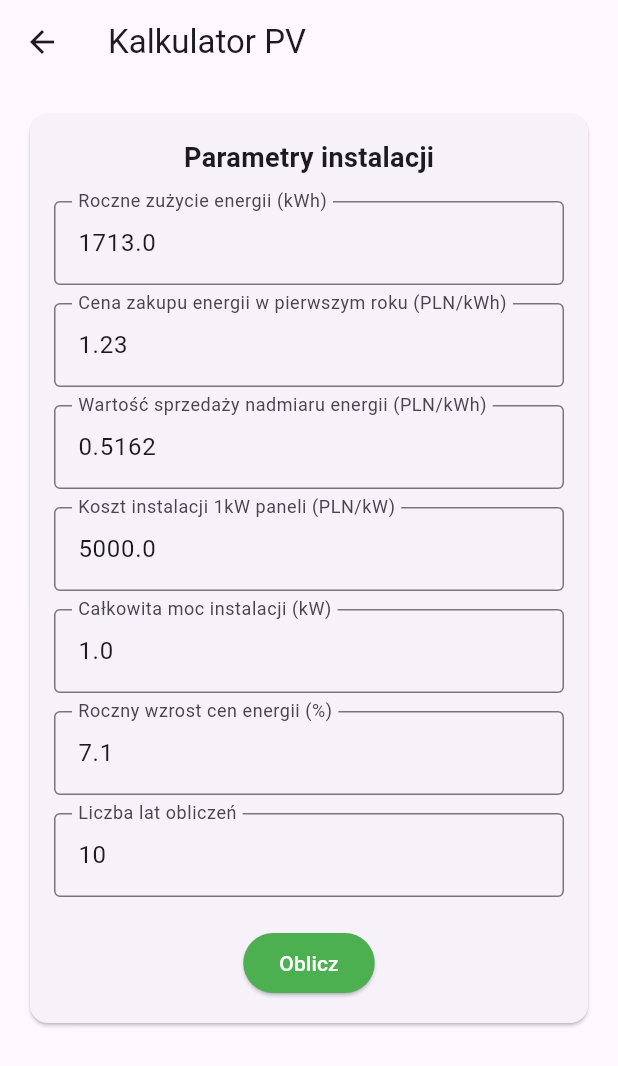
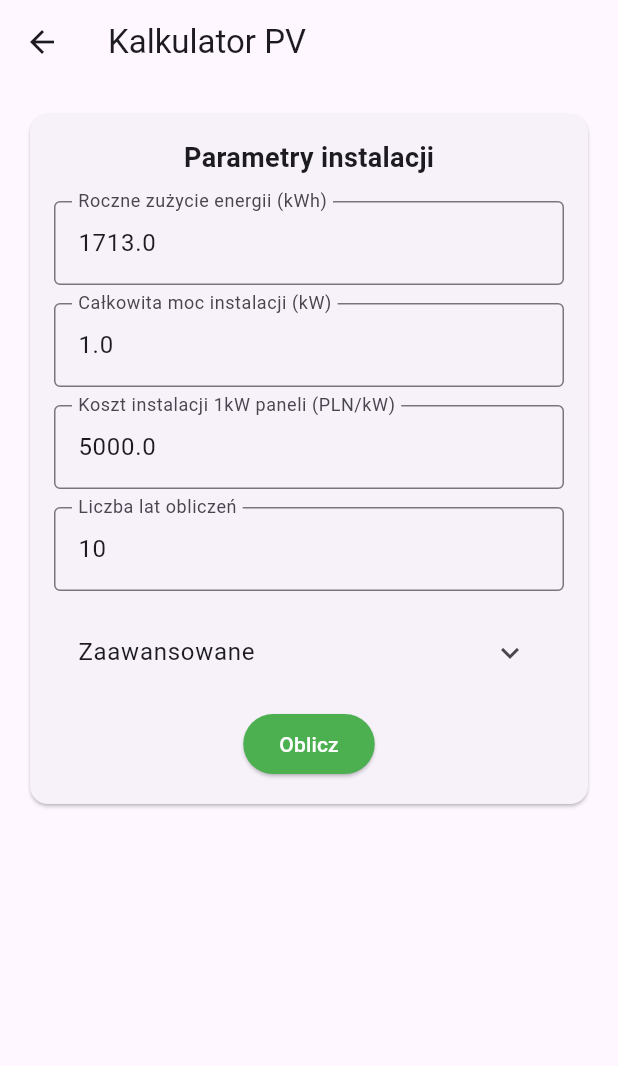
Before and after one commit to MinikPLayer/Kosciuszkon-2025, a Flutter app: the CalculatorPage screen opened directly, on a phone screen of 412 x 824 dp. Shown: the top 1066 px of the screen. Run offline on Flutter 3.47's test engine with Material 3 defaults, Android fonts, the phone set to English and light mode, and no system bars; our stand-ins replace fl_chart, google_fonts.

Commit message:
Added calculator page animations.

```diff
--- a/frontend_calculator/lib/views/pages/calculator_page.dart
+++ b/frontend_calculator/lib/views/pages/calculator_page.dart
@@ -59,6 +59,9 @@ class _CalculatorPageState extends State<CalculatorPage> {
       buyingPrice *= (1 + yearlyEnergyPriceIncreasePercentage / 100);
       sellingPrice *= (1 + yearlyEnergyPriceIncreasePercentage / 100);
     }
+
+    // Mock loading
+    await Future.delayed(const Duration(seconds: 2));
 
     setState(() {
       isLoading = false;
@@ -137,6 +140,27 @@ class _CalculatorPageState extends State<CalculatorPage> {
               onChanged: (v) => singleYearEnergyConsumption = v,
             ),
             _buildNumberInput(
+              label: 'Całkowita moc instalacji (kW)',
+              value: fvSystemSizeKw,
+              onChanged: (v) => fvSystemSizeKw = v,
+            ),
+            _buildNumberInput(
+              label: 'Koszt instalacji 1kW paneli (PLN/kW)',
+              value: fvSystemInstallationCostPerKw,
+              onChanged: (v) => fvSystemInstallationCostPerKw = v,
+            ),
+            _buildNumberInput(
+              label: 'Liczba lat obliczeń',
+              value: calculationYears.toDouble(),
+              isInt: true,
+              onChanged: (v) => calculationYears = v.toInt(),
+            ),
+            ExpansionTile(
+              title: const Text('Zaawansowane'),
+              childrenPadding: EdgeInsets.all(8.0),
+
+              children: [
+                _buildNumberInput(
                   label: 'Cena zakupu energii w pierwszym roku (PLN/kWh)',
                   value: firstYearEnergyBuyingPrice,
                   onChanged: (v) => firstYearEnergyBuyingPrice = v,
@@ -147,42 +171,23 @@ class _CalculatorPageState extends State<CalculatorPage> {
                   onChanged: (v) => firstYearEnergySellingPrice = v,
                 ),
                 _buildNumberInput(
-              label: 'Koszt instalacji 1kW paneli (PLN/kW)',
-              value: fvSystemInstallationCostPerKw,
-              onChanged: (v) => fvSystemInstallationCostPerKw = v,
+                  label: 'Wartość sprzedaży nadmiaru energii (PLN/kWh)',
+                  value: firstYearEnergySellingPrice,
+                  onChanged: (v) => firstYearEnergySellingPrice = v,
                 ),
-            _buildNumberInput(
-              label: 'Całkowita moc instalacji (kW)',
-              value: fvSystemSizeKw,
-              onChanged: (v) => fvSystemSizeKw = v,
-            ),
-            // _buildNumberInput(
-            //   label: 'Wydajność instalacji (%)',
-            //   value: _fvSystemOutputPercentage,
-            //   onChanged: (v) => _fvSystemOutputPercentage = v,
-            // ),
-            // _buildNumberInput(
-            //   label: 'Autokonsumpcja (%)',
-            //   value: _autoconsumptionPercentage,
-            //   onChanged: (v) => _autoconsumptionPercentage = v,
-            // ),
                 _buildNumberInput(
                   label: 'Roczny wzrost cen energii (%)',
                   value: yearlyEnergyPriceIncreasePercentage,
                   onChanged: (v) => yearlyEnergyPriceIncreasePercentage = v,
                 ),
-            _buildNumberInput(
-              label: 'Liczba lat obliczeń',
-              value: calculationYears.toDouble(),
-              isInt: true,
-              onChanged: (v) => calculationYears = v.toInt(),
+              ],
             ),
             Padding(
               padding: const EdgeInsets.only(top: 8.0),
               child: ElevatedButton(
                 style: ElevatedButton.styleFrom(backgroundColor: Colors.green, foregroundColor: Colors.white),
                 onPressed: isLoading ? null : _calculate,
-                child: isLoading ? const CircularProgressIndicator() : const Text('Oblicz'),
+                child: const Text('Oblicz'),
               ),
             ),
           ],
@@ -221,10 +226,6 @@ class _CalculatorPageState extends State<CalculatorPage> {
   }
 
   Widget _buildResultsSection() {
-    if (isLoading) {
-      return const Center(child: CircularProgressIndicator());
-    }
-
     if (yearlyResults.isEmpty) {
       return Container();
     }
@@ -235,11 +236,20 @@ class _CalculatorPageState extends State<CalculatorPage> {
     return Card(
       child: Padding(
         padding: const EdgeInsets.all(16.0),
-        child: Column(
+        child: AnimatedSize(
+          duration: const Duration(milliseconds: 250),
+          curve: Curves.easeInOut,
+          child:
+              isLoading
+                  ? Center(child: CircularProgressIndicator())
+                  : Column(
                     crossAxisAlignment: CrossAxisAlignment.stretch,
                     children: [
                       Center(
-              child: const Text('Zysk na przestrzeni lat', style: TextStyle(fontSize: 18, fontWeight: FontWeight.bold)),
+                        child: const Text(
+                          'Zysk na przestrzeni lat',
+                          style: TextStyle(fontSize: 18, fontWeight: FontWeight.bold),
+                        ),
                       ),
                       Padding(
                         padding: const EdgeInsets.all(8.0),
@@ -256,7 +266,10 @@ class _CalculatorPageState extends State<CalculatorPage> {
                                       barRods: [
                                         BarChartRodData(
                                           toY: (year['without_pv']! - year['with_pv_full']!),
-                                color: (year['without_pv']! - year['with_pv_full']!) > 0 ? Colors.green : Colors.red,
+                                          color:
+                                              (year['without_pv']! - year['with_pv_full']!) > 0
+                                                  ? Colors.green
+                                                  : Colors.red,
                                           borderRadius: BorderRadius.circular(2),
                                           width: 200 / entries.length,
                                         ),
@@ -277,11 +290,13 @@ class _CalculatorPageState extends State<CalculatorPage> {
                                             style: const TextStyle(color: Colors.green, fontSize: 12),
                                           ),
                                           TextSpan(
-                                  text: 'Bez paneli: \n${entries[group.x]['without_pv']!.toStringAsFixed(2)} zł\n',
+                                            text:
+                                                'Bez paneli: \n${entries[group.x]['without_pv']!.toStringAsFixed(2)} zł\n',
                                             style: const TextStyle(color: Colors.red, fontSize: 12),
                                           ),
                                           TextSpan(
-                                  text: 'Z panelami: \n${entries[group.x]['with_pv']!.toStringAsFixed(2)} zł\n',
+                                            text:
+                                                'Z panelami: \n${entries[group.x]['with_pv']!.toStringAsFixed(2)} zł\n',
                                             style: const TextStyle(color: Colors.blue, fontSize: 12),
                                           ),
                                           TextSpan(
@@ -314,8 +329,14 @@ class _CalculatorPageState extends State<CalculatorPage> {
                           const TableRow(
                             children: [
                               Padding(padding: EdgeInsets.all(8.0), child: Text('Rok', textAlign: TextAlign.center)),
-                    Padding(padding: EdgeInsets.all(8.0), child: Text('Bez PV (PLN)', textAlign: TextAlign.center)),
-                    Padding(padding: EdgeInsets.all(8.0), child: Text('Z PV (PLN)', textAlign: TextAlign.center)),
+                              Padding(
+                                padding: EdgeInsets.all(8.0),
+                                child: Text('Bez PV (PLN)', textAlign: TextAlign.center),
+                              ),
+                              Padding(
+                                padding: EdgeInsets.all(8.0),
+                                child: Text('Z PV (PLN)', textAlign: TextAlign.center),
+                              ),
                               Padding(
                                 padding: EdgeInsets.all(8.0),
                                 child: Text('Koszt całkowity z PV (PLN)', textAlign: TextAlign.center),
@@ -351,6 +372,7 @@ class _CalculatorPageState extends State<CalculatorPage> {
                     ],
                   ),
         ),
+      ),
     );
   }
 }
```
Lines whose indentation alone changed are shown as unchanged.
